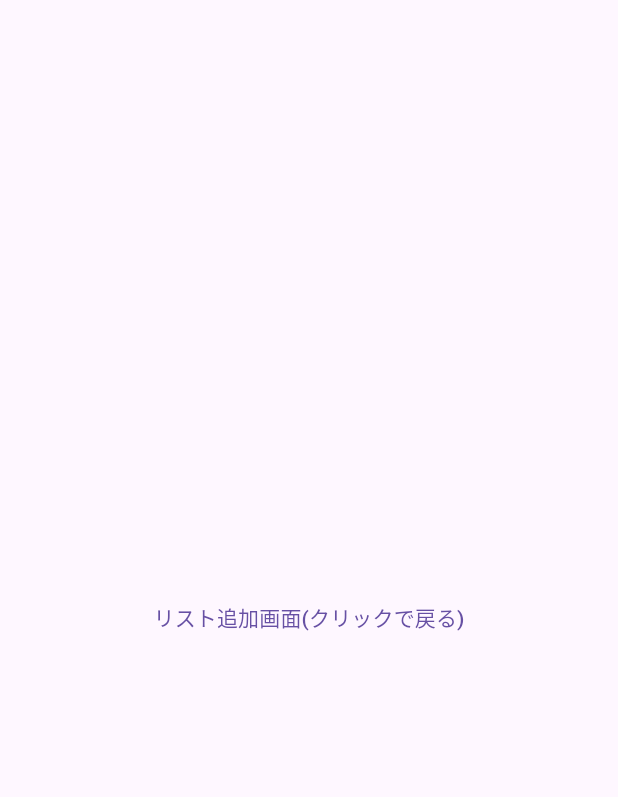
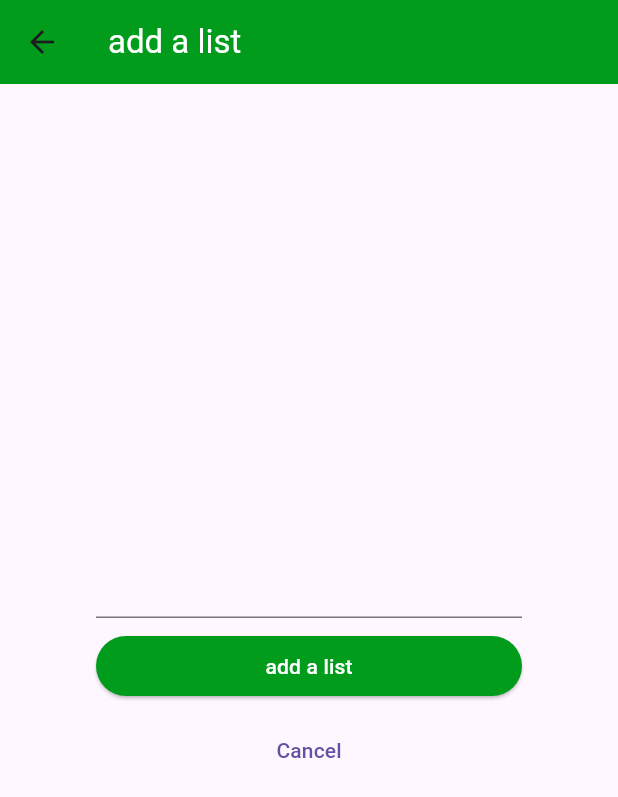
Before and after one commit to ykuchiki/SimpleTodo, a Flutter app: the screen it shows after launch, after a tap on the "add" icon, on a phone screen of 412 x 824 dp. Shown: the top 797 px of the screen. Run offline on Flutter 3.47's test engine with Material 3 defaults, Android fonts, the phone set to English and light mode, and no system bars.

Commit message:
基本的な機能すべて実装

```diff
--- a/lib/main.dart
+++ b/lib/main.dart
@@ -2,48 +2,148 @@ import "package:flutter/material.dart";
 
 void main(){
   // 最初に表示するWidget
-  runApp(SimpleTodo());
+  runApp(SimpleTodoApp());
 }
 
-class SimpleTodo extends StatelessWidget{
+class SimpleTodoApp extends StatefulWidget{
+@override
+  _SimpleTodoAppState createState() => _SimpleTodoAppState();
+}
+
+class _SimpleTodoAppState extends State<SimpleTodoApp> {
+  ThemeData _themeData = ThemeData(
+    primarySwatch: createMaterialColor(Color.fromARGB(255, 2, 156, 28)),
+    primaryColor: Color.fromARGB(255, 2, 156, 28),
+    floatingActionButtonTheme: FloatingActionButtonThemeData(
+      backgroundColor: createMaterialColor(Color.fromARGB(255, 2, 156, 28)),
+    ),
+  );
+
+  void _changeTheme(Color color) {
+    setState(() {
+      _themeData = ThemeData(
+        primarySwatch: createMaterialColor(color),
+        primaryColor: color,
+        floatingActionButtonTheme: FloatingActionButtonThemeData(
+          backgroundColor: createMaterialColor(color),
+        ),
+      );
+    });
+  }
+
   @override
   Widget build(BuildContext context){
     return MaterialApp(
       // アプリ名
-      title: "Simple Todo",
-      theme: ThemeData(
-        primarySwatch: createMaterialColor(Color.fromARGB(255, 2, 156, 28)),
-        floatingActionButtonTheme: FloatingActionButtonThemeData(
-          backgroundColor: createMaterialColor(Color.fromARGB(255, 2, 156, 28)),
-        )
-      ),
+      title: "Simple Todo App",
+      theme: _themeData,
       // リスト一覧画面を表示，これがないと何も表示されない
-      home: TodoListPage(),
+      home: TodoListPage(onThemeChanged: _changeTheme),
     );
   }
 }
 
+class TodoListPage extends StatefulWidget{
+  final Function(Color) onThemeChanged;
+
+  TodoListPage({required this.onThemeChanged});
+  @override
+  _TodoListPageState createState() => _TodoListPageState();
+}
+
 // リスト一覧画面用Widget
-class TodoListPage extends StatelessWidget{
+class _TodoListPageState extends State<TodoListPage>{
+  // Todoリストのデータ
+  List<TodoItem> todoList = [];
+
   @override
   Widget build(BuildContext context){
     return Scaffold(
       appBar: AppBar(
-        title: Text("Todo list",style: TextStyle(color: Colors.white),),
-        backgroundColor: createMaterialColor(Color.fromARGB(255, 2, 156, 28)),
+        title: Text("Todo list", style: TextStyle(color: Colors.white)),
+        iconTheme: IconThemeData(color: Colors.white),
+        leading: PopupMenuButton<String>(
+          onSelected: (String value){
+            // テーマ変更のロジック
+            if (value == "Theme1") {
+              widget.onThemeChanged(Colors.blue);
+            } else if (value == "Theme2") {
+              widget.onThemeChanged(createMaterialColor(Color.fromARGB(255, 2, 156, 28)));
+            } else if (value == "Theme3") {
+              widget.onThemeChanged(Colors.red);
+            } else if (value == "Theme4") {
+              widget.onThemeChanged(Colors.black);
+            }
+          },
+          itemBuilder: (BuildContext context) => <PopupMenuEntry<String>>[
+            const PopupMenuItem<String>(
+              value: "Theme1",
+              child: Text("Blue Theme"),
+            ),
+            const PopupMenuItem<String>(
+              value: "Theme2",
+              child: Text("Green Theme"),
+            ),
+            const PopupMenuItem<String>(
+              value: "Theme3",
+              child: Text("Red Theme"),
+            ),
+            const PopupMenuItem<String>(
+              value: "Theme4",
+              child: Text("black Theme"),
+            ),
+          ],
+        ),
+        backgroundColor: Theme.of(context).primaryColor,
       ),
-      body: Center(
-        child:  Text("リスト一覧画面"),
+      body: ListView.builder(
+        itemCount: todoList.length,
+        itemBuilder: (context, index){
+          final item = todoList[index];
+          return Card(
+            child: ListTile(
+              title: Text(
+                item.text,
+                style: TextStyle(
+                  decoration: item.isChecked ? TextDecoration.lineThrough : null,
+                ),
+              ),
+              leading: Checkbox(
+                value: item.isChecked,
+                onChanged: (bool? newValue){
+                  setState(() {
+                    item.isChecked = newValue ?? false;
+                  });
+                },
+              ),
+              trailing: IconButton(
+                icon: Icon(Icons.close),
+                onPressed: (){
+                  setState(() {
+                    todoList.removeAt(index);
+                  });
+                },
+              ),
+            ),
+          );
+        },
       ),
       floatingActionButton: FloatingActionButton(
-        onPressed: (){
+        onPressed: () async{
           // pushで画面遷移
-          Navigator.of(context).push(
+          final newListText = await Navigator.of(context).push(
             MaterialPageRoute(builder: (context){
               // 遷移先の画面としてリスト追加画面を指定
               return TodoAddPage();
             }),
           );
+          if (newListText != null){
+            //キャンセルの場合はnull
+            setState((){
+              // リスト追加
+              todoList.add(newListText as TodoItem);
+            });
+          }
         },
         child:Icon(Icons.add,color: Colors.white,)
       ),
@@ -59,7 +159,7 @@ MaterialColor createMaterialColor(Color color) {
   for (int i = 1; i < 10; i++) {
     strengths.add(0.1 * i);
   }
-  strengths.forEach((strength) {
+  for (var strength in strengths) {
     final double ds = 0.5 - strength;
     swatch[(strength * 1000).round()] = Color.fromRGBO(
       r + ((r - 255).abs() * ds).round(),
@@ -67,24 +167,92 @@ MaterialColor createMaterialColor(Color color) {
       b + ((b - 255).abs() * ds).round(),
       1,
     );
-  });
+  }
   return MaterialColor(color.value, swatch);
 }
 
+class TodoAddPage extends StatefulWidget{
+  @override
+  _TodoAddPageState createState() => _TodoAddPageState();
+}
+
 // リスト追加用Widget
-class TodoAddPage extends StatelessWidget{
+class _TodoAddPageState extends State<TodoAddPage>{
+  // 入力されたテキストをデータとしてもつ
+  String _text = "";
+
+  // データを元に表示するWidget
   @override
   Widget build(BuildContext context){
     return Scaffold(
-      body: Center(
-        child: TextButton(
-          onPressed: (){
-            // popで前の画面に戻る
-            Navigator.of(context).pop();
-          },
-          child: Text("リスト追加画面(クリックで戻る)"),
+      appBar: AppBar(
+        title: Text("add a list" ,style: TextStyle(color: Colors.white)),
+        backgroundColor: Theme.of(context).primaryColor,
+      ),
+      body: Container(
+        // 余白
+        padding: EdgeInsets.all(64),
+        child: Column(
+          mainAxisAlignment: MainAxisAlignment.center,
+          children: <Widget>[
+            // 入力されたテキストを表示
+            //Text(_text, style: TextStyle(color: createMaterialColor(Color.fromARGB(255, 2, 156, 28)))),
+            const SizedBox(height: 8),
+            //テキスト入力
+            TextField(
+              // 入力されたテキストの値を受け取る (valueが入力されたテキスト)
+              onChanged: (String value){
+                // データが変更したことを知らせる (画面更新)
+                setState((){
+                  // データ変更
+                  _text = value;
+                });
+              },
+              keyboardType: TextInputType.multiline, // キーボードタイプを multiline に設定
+              maxLines: null, // maxLines を null に設定して複数行を許可
+            ),
+            const SizedBox(height: 8),
+            Container(
+              // 横幅いっぱいに広げる
+              width: double.infinity,
+              // リスト追加ボタン
+              child: ElevatedButton(
+                style: ElevatedButton.styleFrom(
+                  primary: Theme.of(context).primaryColor,
+                ),
+                onPressed: () {
+                  // popで前の画面に戻る
+                  // popの引数から前の画面にデータを渡す
+                  Navigator.of(context).pop(TodoItem(text: _text));
+                },
+                child: Text("add a list", style: TextStyle(color: Colors.white)),
+              ),
+            ),
+            const SizedBox(height: 8),
+            Container(
+              // 横幅いっぱいに広げる
+              width: double.infinity,
+              // キャンセルボタン
+              child: TextButton(
+                // クリックした時
+                onPressed:  (){
+                  // popで前の画面に戻る
+                  // popの引数から前の画面にデータを渡す
+                  Navigator.of(context).pop();
+                },
+                child: Text("Cancel"),
+              ),
+            ),
+          ],
         ),
       ),
     );
   }
 }
+
+class TodoItem{
+  String text;
+  bool isChecked;
+
+  TodoItem({required this.text, this.isChecked = false});
+}
```
